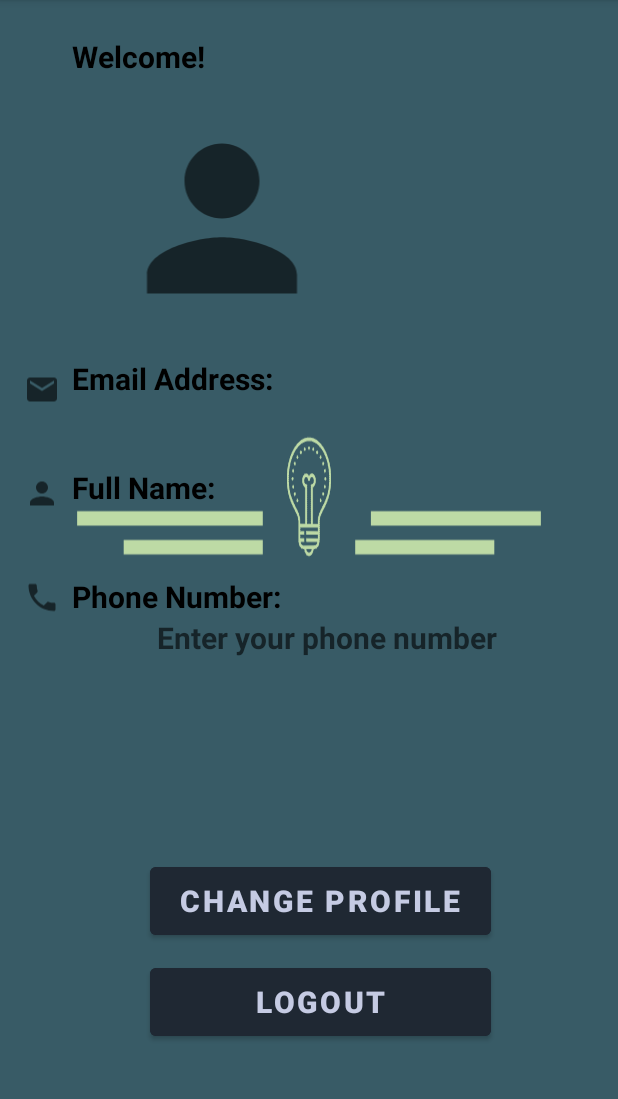
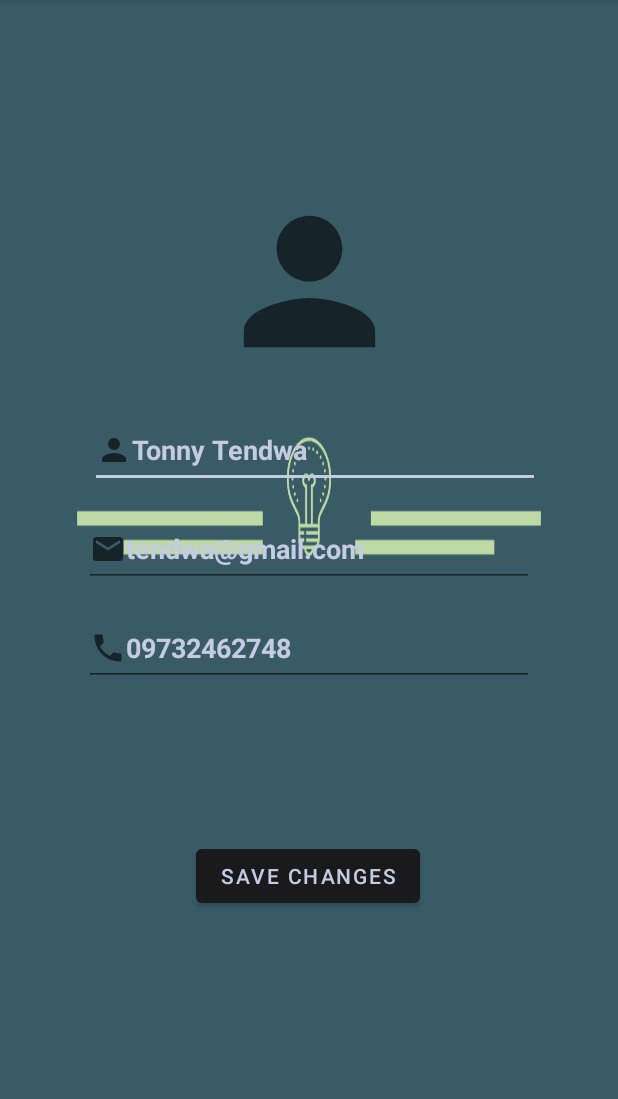
Before and after one commit to bridgethom-99/Food_Wastage_Management, an Android app: the ProfileActivity screen opened directly, with no data from a screen before it, after a tap on "CHANGE PROFILE", on a phone screen of 412 x 824 dp, the part 84-1183 px from its top. Run offline under Robolectric (Android 15) with nearby library versions, the phone set to English and light mode, and no system bars; our stand-ins replace Firebase (no records; nobody signed in at launch, a user with empty details on screens opened directly), Picasso.

Commit message:
Authentication User Profile Important #2.

```diff
--- a/app/src/main/java/com/steph/foodwastagemanagement/EditProfile.java
+++ b/app/src/main/java/com/steph/foodwastagemanagement/EditProfile.java
@@ -1,15 +1,36 @@
 package com.steph.foodwastagemanagement;
 
+import android.content.Intent;
 import android.os.Bundle;
+import android.util.Log;
+import android.widget.EditText;
 
 import androidx.appcompat.app.AppCompatActivity;
 
 public class EditProfile extends AppCompatActivity {
+
+    public static final String TAG = "TAG";
+    EditText profileFullName, profileEmail, profilePhone;
 
     @Override
     protected void onCreate(Bundle savedInstanceState) {
         super.onCreate(savedInstanceState);
         setContentView(R.layout.activity_edit_profile);
 
+        Intent data =  getIntent();
+        String fullName = data.getStringExtra("fullName");
+        String email = data.getStringExtra("email");
+        String phone = data.getStringExtra("phone");
+
+        profileFullName = findViewById(R.id.profileFullName);
+        profileEmail = findViewById(R.id.profileEmailAddress);
+        profilePhone = findViewById(R.id.profilePhoneNo);
+
+        profileEmail.setText(email);
+        profilePhone.setText(phone);
+        profileFullName.setText(fullName);
+
+        Log.d(TAG, "onCreate: "+ fullName + " " + email + " " + phone);
+
     }
 }
--- a/app/src/main/java/com/steph/foodwastagemanagement/ProfileActivity.java
+++ b/app/src/main/java/com/steph/foodwastagemanagement/ProfileActivity.java
@@ -4,7 +4,6 @@ import android.app.Activity;
 import android.content.Intent;
 import android.net.Uri;
 import android.os.Bundle;
-import android.provider.MediaStore;
 import android.view.View;
 import android.widget.Button;
 import android.widget.ImageView;
@@ -116,8 +115,13 @@ public class  ProfileActivity extends AppCompatActivity {
             @Override
             public void onClick(View v) {
                 //open gallery
-                Intent openGalleryIntent = new Intent(Intent.ACTION_PICK, MediaStore.Images.Media.EXTERNAL_CONTENT_URI);
-                startActivityForResult(openGalleryIntent,1000);
+                Intent i = new Intent(v.getContext(),EditProfile.class);
+                i.putExtra("fullName", "Tonny Tendwa");
+                i.putExtra("email", "tendwa@gmail.com");
+                i.putExtra("phone", "09732462748");
+                startActivity(i);
+              //  Intent openGalleryIntent = new Intent(Intent.ACTION_PICK, MediaStore.Images.Media.EXTERNAL_CONTENT_URI);
+               // startActivityForResult(openGalleryIntent,1000);
             }
         });
 
```
